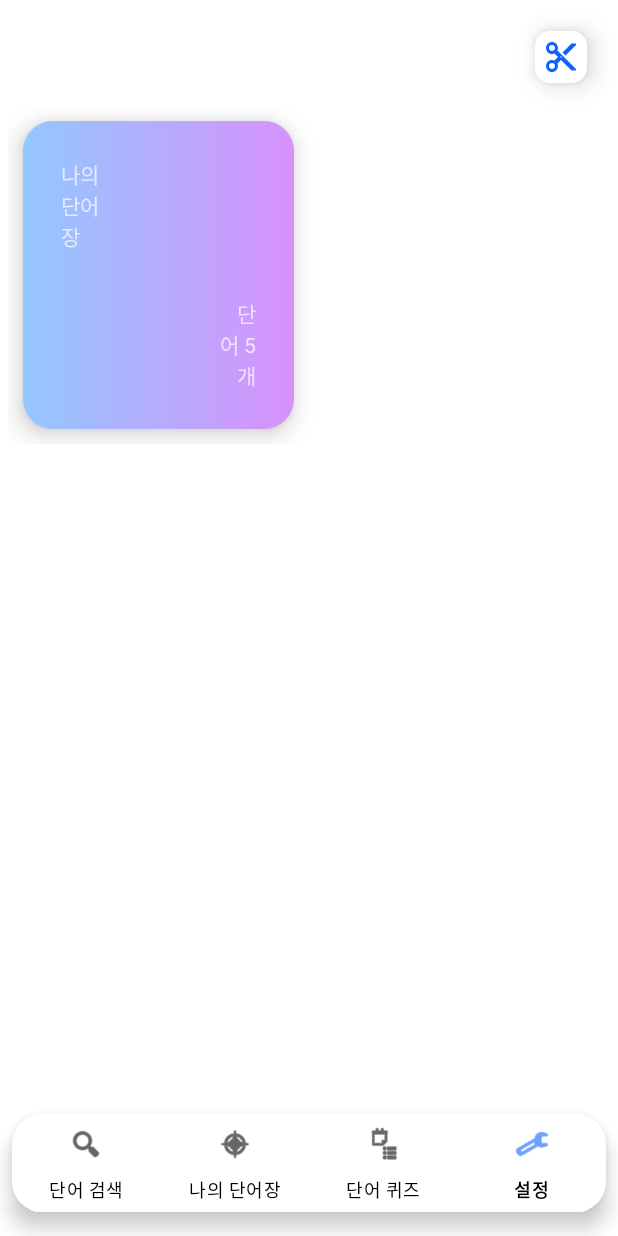
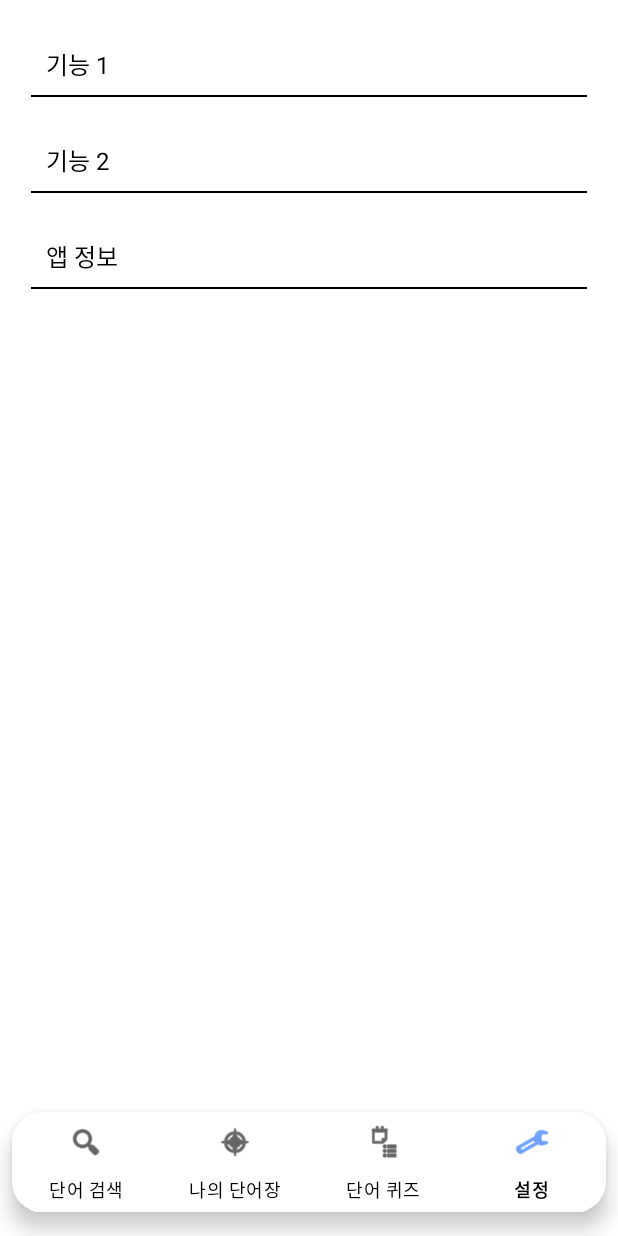
Before and after one commit to TTC1018/MyEngVoc, an Android app: the screen it shows after launch (MainActivity), item 4 of the bottom bar chosen, on a phone screen of 412 x 824 dp. Run offline under Robolectric (Android 15) with nearby library versions, the phone set to English and light mode, and no system bars.

Commit message:
설정Fragment 틀 생성

```diff
--- a/app/src/main/java/com/example/hwengvoc/MainActivity.kt
+++ b/app/src/main/java/com/example/hwengvoc/MainActivity.kt
@@ -17,6 +17,8 @@ import org.jsoup.Jsoup
 class MainActivity : AppCompatActivity() {
     private val dicFragment by lazy {MyDicFragment()}
     private val searchFragment by lazy {SearchFragment()}
+    private val quizFragment by lazy {QuizFragment()}
+    private val manageFragment by lazy {SettingFragment()}
 
 
     lateinit var binding: ActivityMainBinding
@@ -32,12 +34,10 @@ class MainActivity : AppCompatActivity() {
         with(binding){
             bottomNavi.setOnNavigationItemSelectedListener {
                 when(it.itemId){
-                    R.id.myDicBtn -> {
-                        changeFragment(dicFragment)
-                    }
-                    R.id.searchBtn -> {
-                        changeFragment(searchFragment)
-                    }
+                    R.id.myDicBtn -> changeFragment(dicFragment)
+                    R.id.searchBtn -> changeFragment(searchFragment)
+                    R.id.quizBtn -> changeFragment(quizFragment)
+                    R.id.manageBtn -> changeFragment(manageFragment)
                 }
                 true
             }
--- /dev/null
+++ b/app/src/main/res/drawable/underline.xml
@@ -0,0 +1,15 @@
+<?xml version="1.0" encoding="utf-8"?>
+<layer-list xmlns:android="http://schemas.android.com/apk/res/android">
+    <item
+        android:left="-2dp"
+        android:right="-2dp"
+        android:top="-2dp">
+        <shape android:shape="rectangle">
+            <solid android:color="@android:color/transparent" />
+
+            <stroke
+                android:width="1dp"
+                android:color="?attr/colorOnPrimary" />
+        </shape>
+    </item>
+</layer-list>
--- a/app/src/main/res/layout/fragment_quiz.xml
+++ b/app/src/main/res/layout/fragment_quiz.xml
@@ -3,6 +3,7 @@
     xmlns:tools="http://schemas.android.com/tools"
     android:layout_width="match_parent"
     android:layout_height="match_parent"
+    android:orientation="vertical"
     tools:context=".QuizFragment">
 
 </LinearLayout>
--- a/app/src/main/res/layout/fragment_search.xml
+++ b/app/src/main/res/layout/fragment_search.xml
@@ -21,9 +21,9 @@
             android:id="@+id/searchEditText"
             android:layout_width="wrap_content"
             android:layout_height="wrap_content"
-            android:layout_marginTop="15dp"
+            android:layout_marginTop="16dp"
             android:layout_marginRight="7dp"
-            android:layout_marginBottom="15dp"
+            android:layout_marginBottom="16dp"
             android:background="@drawable/button_radius"
             android:elevation="10dp"
             android:ems="14"
--- a/app/src/main/res/layout/fragment_setting.xml
+++ b/app/src/main/res/layout/fragment_setting.xml
@@ -3,6 +3,28 @@
     xmlns:tools="http://schemas.android.com/tools"
     android:layout_width="match_parent"
     android:layout_height="match_parent"
+    android:orientation="vertical"
+    android:padding="15dp"
     tools:context=".SettingFragment">
 
+    <TextView
+        android:id="@+id/textView"
+        android:layout_width="match_parent"
+        android:layout_height="wrap_content"
+        android:text="기능 1"
+        style="@style/CustomTextViewStyle" />
+
+    <TextView
+        android:id="@+id/textView2"
+        android:layout_width="match_parent"
+        android:layout_height="wrap_content"
+        android:text="기능 2"
+        style="@style/CustomTextViewStyle" />
+
+    <TextView
+        android:id="@+id/infoText"
+        android:layout_width="match_parent"
+        android:layout_height="wrap_content"
+        android:text="앱 정보"
+        style="@style/CustomTextViewStyle" />
 </LinearLayout>
--- /dev/null
+++ b/app/src/main/res/values/style.xml
@@ -0,0 +1,10 @@
+<?xml version="1.0" encoding="utf-8"?>
+<resources>
+    <style name="CustomTextViewStyle"  parent="@android:style/Widget.TextView">
+        <item name="android:textColor">?attr/colorOnPrimary</item>
+        <item name="android:layout_marginBottom">20dp</item>
+        <item name="android:textSize">16sp</item>
+        <item name="android:background">@drawable/underline</item>
+        <item name="android:padding">10dp</item>
+    </style>
+</resources>
```
